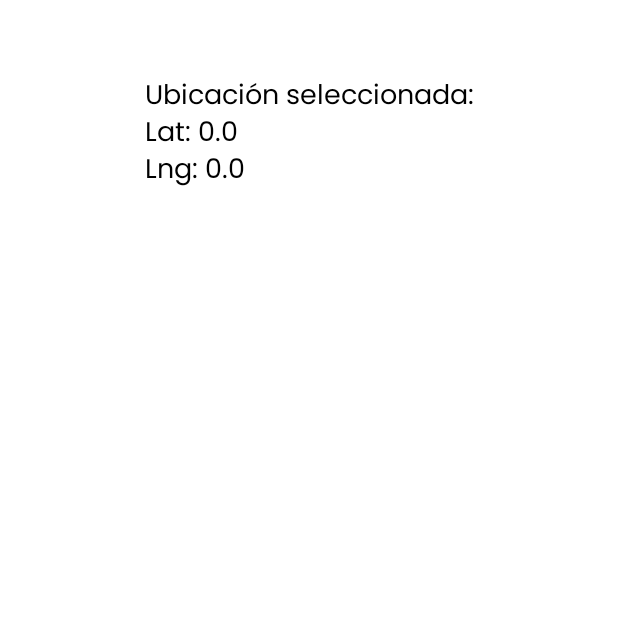
After one commit to OscarNohGarma/fix-calkini-android-studio-java, an Android app: the ReportarActivity screen opened directly, with no data from a screen before it, on a phone screen of 412 x 824 dp, the top half of it. The commit adds this screen. Run offline under Robolectric (Android 15) with nearby library versions, the light colour scheme and no system bars.

Commit message:
Add reportar

```diff
--- a/app/src/main/AndroidManifest.xml
+++ b/app/src/main/AndroidManifest.xml
@@ -16,6 +16,9 @@
         android:supportsRtl="true"
         android:theme="@style/Theme.FixCalkini"
         tools:targetApi="31">
+        <activity
+            android:name=".ReportarActivity"
+            android:exported="false" />
         <activity
             android:name=".ReportesActivity"
             android:exported="false" />
--- /dev/null
+++ b/app/src/main/java/com/example/fixcalkini/ReportarActivity.java
@@ -0,0 +1,26 @@
+package com.example.fixcalkini;
+
+import android.os.Bundle;
+import android.widget.TextView;
+
+import androidx.activity.EdgeToEdge;
+import androidx.appcompat.app.AppCompatActivity;
+import androidx.core.graphics.Insets;
+import androidx.core.view.ViewCompat;
+import androidx.core.view.WindowInsetsCompat;
+
+public class ReportarActivity extends AppCompatActivity {
+    @Override
+    protected void onCreate(Bundle savedInstanceState) {
+        super.onCreate(savedInstanceState);
+        setContentView(R.layout.activity_reportar);
+
+        // Obtener las coordenadas enviadas
+        double latitud = getIntent().getDoubleExtra("latitud", 0.0);
+        double longitud = getIntent().getDoubleExtra("longitud", 0.0);
+
+        // Mostrar las coordenadas en un TextView (puedes cambiarlo después)
+        TextView txtUbicacion = findViewById(R.id.txtUbicacion);
+        txtUbicacion.setText("Ubicación seleccionada:\nLat: " + latitud + "\nLng: " + longitud);
+    }
+}
--- /dev/null
+++ b/app/src/main/res/layout/activity_reportar.xml
@@ -0,0 +1,22 @@
+<?xml version="1.0" encoding="utf-8"?>
+<androidx.constraintlayout.widget.ConstraintLayout xmlns:android="http://schemas.android.com/apk/res/android"
+    xmlns:app="http://schemas.android.com/apk/res-auto"
+    xmlns:tools="http://schemas.android.com/tools"
+    android:layout_width="match_parent"
+    android:layout_height="match_parent"
+    android:background="@color/white"
+    tools:context=".ReportarActivity">
+
+    <TextView
+        android:id="@+id/txtUbicacion"
+        android:layout_width="wrap_content"
+        android:layout_height="wrap_content"
+        android:text="Ubicación seleccionada:"
+        android:textSize="18sp"
+        android:textColor="@color/black"
+        app:layout_constraintTop_toTopOf="parent"
+        app:layout_constraintStart_toStartOf="parent"
+        app:layout_constraintEnd_toEndOf="parent"
+        android:layout_marginTop="50dp"/>
+
+</androidx.constraintlayout.widget.ConstraintLayout>
--- a/app/src/main/res/layout/activity_splash_screen.xml
+++ b/app/src/main/res/layout/activity_splash_screen.xml
@@ -12,7 +12,7 @@
         android:id="@+id/loge"
         android:layout_width="150dp"
         android:layout_height="158dp"
-        android:src="@drawable/logo"
+        android:src="@drawable/logo_app"
         app:layout_constraintBottom_toBottomOf="parent"
         app:layout_constraintEnd_toEndOf="parent"
         app:layout_constraintStart_toStartOf="parent"
```
Also changed, not shown: app/src/main/java/com/example/fixcalkini/MainActivity.java (+42 -8 lines), app/src/main/res/drawable/logo_app.png (renamed from app/src/main/res/drawable/logo.png).
